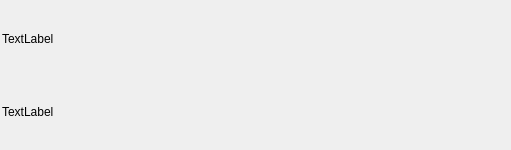
Qt form DrillPluginInformationReader/Source/InformationModule/pluginDetailPart/helpDetailPart/p_ScriptHelp_Docs.ui (DrillUp/DrillPluginInformationReader) before a commit.
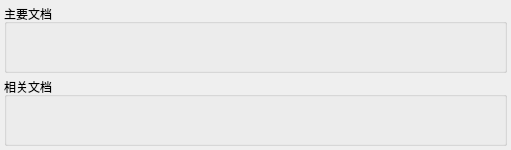
The same form after that commit.

Commit message: 完成了插件文档的链接。

What changed in the file:
```diff
--- a/DrillPluginInformationReader/Source/InformationModule/pluginDetailPart/helpDetailPart/p_ScriptHelp_Docs.ui
+++ b/DrillPluginInformationReader/Source/InformationModule/pluginDetailPart/helpDetailPart/p_ScriptHelp_Docs.ui
@@ -18,32 +18,34 @@
   </property>
   <layout class="QVBoxLayout" name="verticalLayout_2">
    <property name="spacing">
-    <number>0</number>
+    <number>4</number>
    </property>
    <property name="leftMargin">
-    <number>2</number>
+    <number>4</number>
    </property>
    <property name="topMargin">
-    <number>2</number>
+    <number>4</number>
    </property>
    <property name="rightMargin">
-    <number>2</number>
+    <number>4</number>
    </property>
    <property name="bottomMargin">
-    <number>2</number>
+    <number>4</number>
    </property>
    <item>
-    <widget class="QLabel" name="label">
-     <property name="text">
-      <string>TextLabel</string>
+    <widget class="QGroupBox" name="groupBox_main">
+     <property name="title">
+      <string>主要文档</string>
      </property>
+     <layout class="QVBoxLayout" name="verticalLayout"/>
     </widget>
    </item>
    <item>
-    <widget class="QLabel" name="label_2">
-     <property name="text">
-      <string>TextLabel</string>
+    <widget class="QGroupBox" name="groupBox_relative">
+     <property name="title">
+      <string>相关文档</string>
      </property>
+     <layout class="QVBoxLayout" name="verticalLayout_3"/>
     </widget>
    </item>
   </layout>
```
The commit also changes 21 other files.
